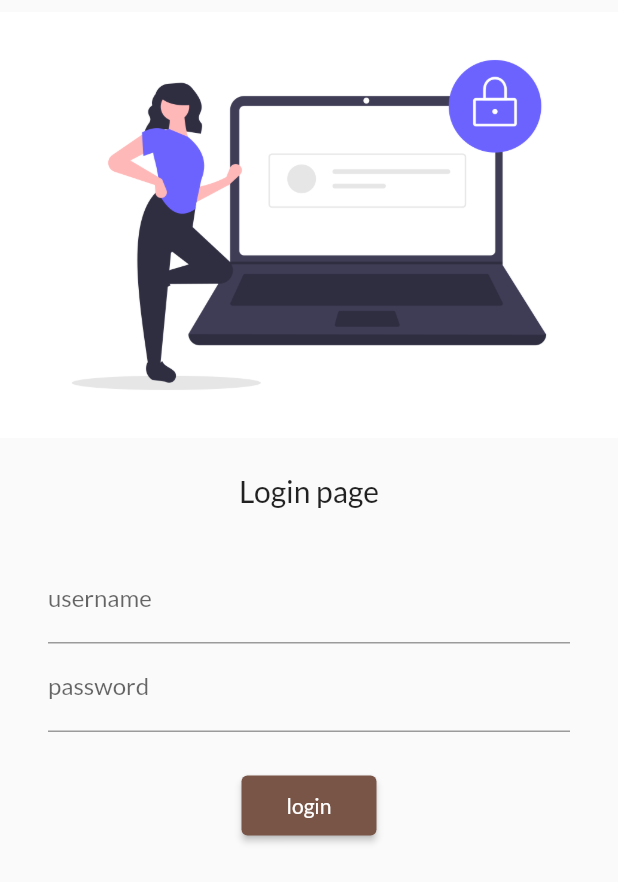
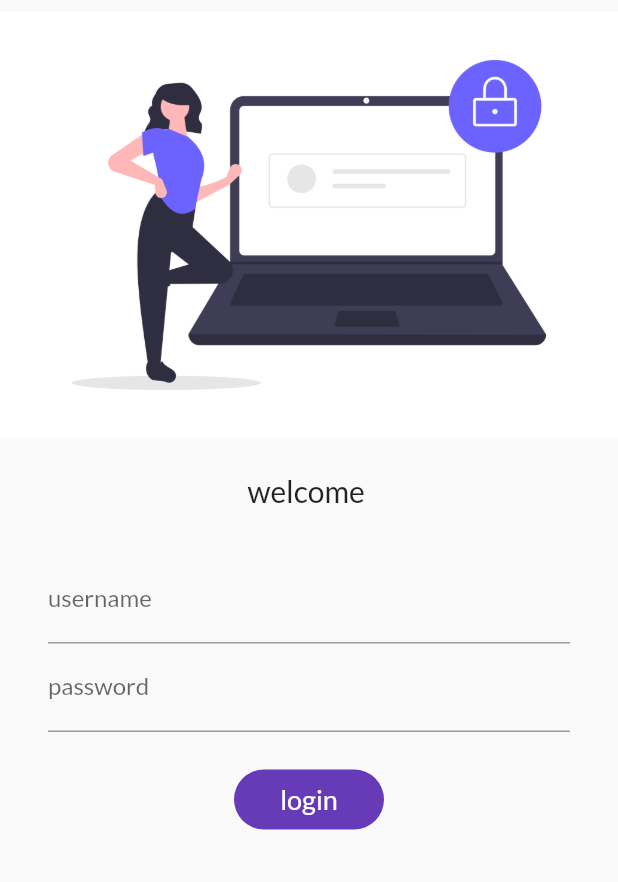
Before and after one commit to Ashishtamang07/flutterBasic, a Flutter app: the screen it shows after launch, on a phone screen of 412 x 824 dp. Shown: the top 882 px of the screen. Run offline on Flutter 3.47's test engine with Material 2 defaults, Android fonts, the phone set to English and light mode, and no system bars; our stand-ins replace google_fonts.

Commit message:
animated button, async await, futuredelayed

```diff
--- a/lib/pages/login.dart
+++ b/lib/pages/login.dart
@@ -1,9 +1,17 @@
 import 'package:flutter/material.dart';
-import 'package:test_app/utils/myroutes.dart';
 
-class Login extends StatelessWidget {
+import '../utils/myroutes.dart';
+
+class Login extends StatefulWidget {
   const Login({super.key});
 
+  @override
+  State<Login> createState() => _LoginState();
+}
+
+class _LoginState extends State<Login> {
+  String name = "";
+  bool change = false;
   @override
   Widget build(BuildContext context) {
     return Material(
@@ -19,9 +27,9 @@ class Login extends StatelessWidget {
             const SizedBox(
               height: 15,
             ),
-            const Text(
-              "Login page",
-              style: TextStyle(
+            Text(
+              "welcome $name",
+              style: const TextStyle(
                 fontSize: 20,
               ),
             ),
@@ -37,6 +45,10 @@ class Login extends StatelessWidget {
                       hintText: " enter username",
                       labelText: "username",
                     ),
+                    onChanged: (value) {
+                      name = value;
+                      setState(() {});
+                    },
                   ),
                   TextFormField(
                     obscureText: true,
@@ -48,15 +60,45 @@ class Login extends StatelessWidget {
                   const SizedBox(
                     height: 25,
                   ),
-                  ElevatedButton(
-                    onPressed: () {
+                  InkWell(
+                    onTap: () async {
+                      setState(() {
+                        change = true;
+                      });
+                      await Future.delayed(const Duration(seconds: 1));
                       Navigator.pushNamed(context, MyRoutes.homeRoute);
                     },
-                    style: TextButton.styleFrom(
-                      minimumSize: const Size(90, 40),
+                    child: AnimatedContainer(
+                      duration: const Duration(seconds: 1),
+                      height: 40,
+                      width: change ? 40 : 100,
+                      alignment: Alignment.center,
+                      decoration: BoxDecoration(
+                          color: Colors.deepPurple,
+                          borderRadius: BorderRadius.circular(40)),
+                      child: change
+                          ? const Icon(
+                              Icons.done,
+                              color: Colors.white,
+                            )
+                          : const Text(
+                              "login",
+                              style: TextStyle(
+                                color: Colors.white,
+                                fontSize: 18,
+                              ),
+                            ),
                     ),
-                    child: const Text("login"),
                   )
+                  // ElevatedButton(
+                  //   onPressed: () {
+                  //     Navigator.pushNamed(context, MyRoutes.homeRoute);
+                  //   },
+                  //   style: TextButton.styleFrom(
+                  //     minimumSize: const Size(90, 40),
+                  //   ),
+                  //   child: const Text("login"),
+                  // )
                 ],
               ),
             )
```
